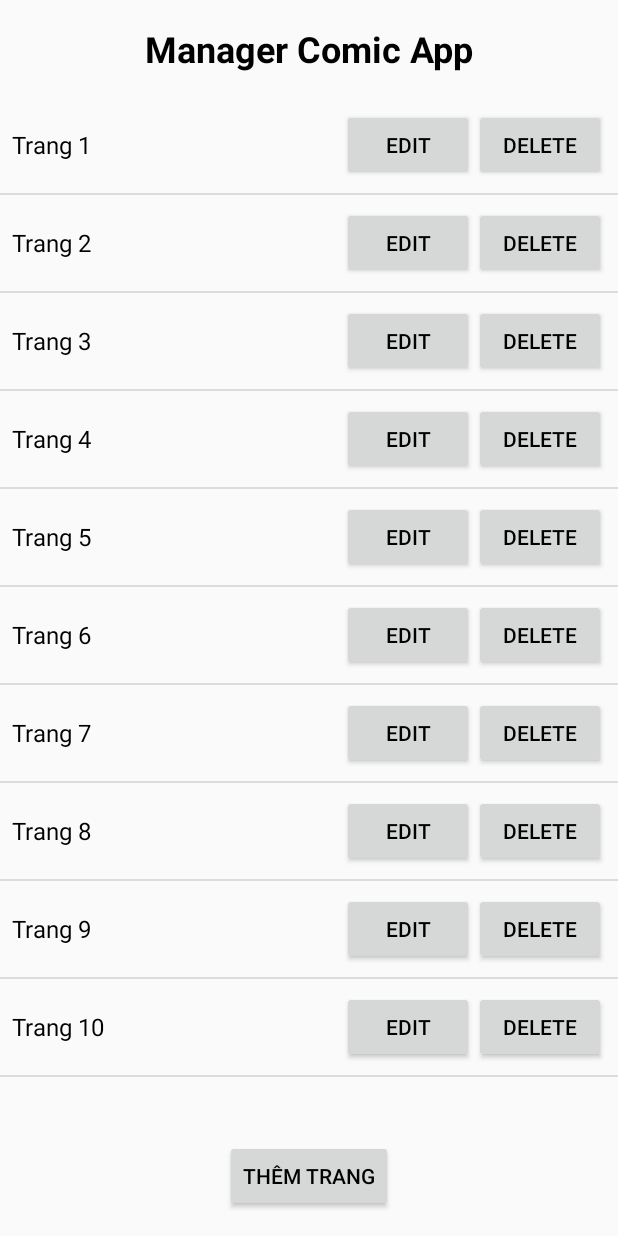
After one commit to chinhtran07/comic-app, an Android app: the AdminActivity screen opened directly, with no data from a screen before it, on a phone screen of 412 x 824 dp. The commit adds this screen. Run offline under Robolectric (Android 15) with nearby library versions, the phone set to English and light mode, and no system bars.

Commit message:
Create admin page

```diff
--- a/app/src/main/AndroidManifest.xml
+++ b/app/src/main/AndroidManifest.xml
@@ -43,6 +43,9 @@
             android:name=".UserProfileActivity"
             android:exported="true" />
         <activity
+            android:name=".AdminActivity"
+            android:exported="true" />
+        <activity
             android:name=".MainActivity"
             android:exported="true">
 
--- /dev/null
+++ b/app/src/main/java/com/main/comicapp/AdminActivity.java
@@ -0,0 +1,84 @@
+package com.main.comicapp;
+import android.os.Bundle;
+import android.view.View;
+import android.widget.AdapterView;
+import android.widget.ArrayAdapter;
+import android.widget.Button;
+import android.widget.ListView;
+import android.widget.Toast;
+
+import androidx.appcompat.app.AppCompatActivity;
+
+import java.util.ArrayList;
+
+public class AdminActivity extends AppCompatActivity {
+
+    private ListView pageListView;
+    private Button addPageButton;
+    private ArrayList<String> pages;
+    private ArrayAdapter<String> adapter;
+
+    @Override
+    protected void onCreate(Bundle savedInstanceState) {
+        super.onCreate(savedInstanceState);
+        setContentView(R.layout.activity_admin_home);
+
+        pageListView = findViewById(R.id.pageListView);
+        addPageButton = findViewById(R.id.addPageButton);
+
+        // Giả lập danh sách các trang
+        pages = new ArrayList<>();
+        for (int i = 1; i <= 10; i++) {
+            pages.add("Trang " + i);
+        }
+
+        // Sử dụng custom adapter
+        adapter = new ArrayAdapter<>(this, R.layout.activity_admin_list_page, R.id.pageTitleTextView, pages);
+        pageListView.setAdapter(adapter);
+
+        addPageButton.setOnClickListener(new View.OnClickListener() {
+            @Override
+            public void onClick(View v) {
+                // Xử lý sự kiện thêm trang
+                pages.add("Trang " + (pages.size() + 1));
+                adapter.notifyDataSetChanged();
+                Toast.makeText(AdminActivity.this, "Thêm trang mới", Toast.LENGTH_SHORT).show();
+            }
+        });
+
+        pageListView.setOnItemClickListener(new AdapterView.OnItemClickListener() {
+            @Override
+            public void onItemClick(AdapterView<?> parent, View view, int position, long id) {
+                // Xử lý sự kiện click vào một trang trong danh sách
+                Toast.makeText(AdminActivity.this, "Click vào " + pages.get(position), Toast.LENGTH_SHORT).show();
+            }
+        });
+
+        // Xử lý các nút trong list_item_page.xml
+        pageListView.setOnItemClickListener(new AdapterView.OnItemClickListener() {
+            @Override
+            public void onItemClick(AdapterView<?> parent, View view, int position, long id) {
+                Button editButton = view.findViewById(R.id.editButton);
+                Button deleteButton = view.findViewById(R.id.deleteButton);
+
+                editButton.setOnClickListener(new View.OnClickListener() {
+                    @Override
+                    public void onClick(View v) {
+                        // Xử lý sự kiện sửa trang
+                        Toast.makeText(AdminActivity.this, "Sửa " + pages.get(position), Toast.LENGTH_SHORT).show();
+                    }
+                });
+
+                deleteButton.setOnClickListener(new View.OnClickListener() {
+                    @Override
+                    public void onClick(View v) {
+                        // Xử lý sự kiện xóa trang
+                        pages.remove(position);
+                        adapter.notifyDataSetChanged();
+                        Toast.makeText(AdminActivity.this, "Xóa trang", Toast.LENGTH_SHORT).show();
+                    }
+                });
+            }
+        });
+    }
+}
--- a/app/src/main/java/com/main/comicapp/HomeActivity.java
+++ b/app/src/main/java/com/main/comicapp/HomeActivity.java
@@ -14,7 +14,7 @@ import com.main.comicapp.models.Title;
 import com.google.firebase.firestore.FirebaseFirestoreException;
 import com.google.firebase.firestore.Query;
 import com.google.firebase.firestore.QuerySnapshot;
-import com.main.comicapp.adapters.AllComicsAdapter;
+import com.main.comicapp.adapters.AllTitlesAdapter;
 import com.main.comicapp.utils.FirebaseUtils;
 
 import java.util.ArrayList;
--- /dev/null
+++ b/app/src/main/res/layout/activity_admin_home.xml
@@ -0,0 +1,44 @@
+<?xml version="1.0" encoding="utf-8"?>
+<androidx.constraintlayout.widget.ConstraintLayout xmlns:android="http://schemas.android.com/apk/res/android"
+    xmlns:app="http://schemas.android.com/apk/res-auto"
+    xmlns:tools="http://schemas.android.com/tools"
+    android:layout_width="match_parent"
+    android:layout_height="match_parent"
+    tools:context=".AdminActivity">
+
+    <TextView
+        android:id="@+id/labelTextView"
+        android:layout_width="wrap_content"
+        android:layout_height="wrap_content"
+        android:text="Manager Comic App"
+        android:textSize="24sp"
+        android:textStyle="bold"
+        app:layout_constraintTop_toTopOf="parent"
+        app:layout_constraintStart_toStartOf="parent"
+        app:layout_constraintEnd_toEndOf="parent"
+        android:layout_marginTop="16dp"
+        android:layout_marginBottom="16dp"
+        android:gravity="center"/>
+
+    <ListView
+        android:id="@+id/pageListView"
+        android:layout_width="0dp"
+        android:layout_height="0dp"
+        android:layout_marginTop="16dp"
+        android:layout_marginBottom="16dp"
+        app:layout_constraintTop_toBottomOf="@id/labelTextView"
+        app:layout_constraintBottom_toTopOf="@+id/addPageButton"
+        app:layout_constraintStart_toStartOf="parent"
+        app:layout_constraintEnd_toEndOf="parent"/>
+
+    <Button
+        android:id="@+id/addPageButton"
+        android:layout_width="wrap_content"
+        android:layout_height="wrap_content"
+        android:text="Thêm Trang"
+        app:layout_constraintBottom_toBottomOf="parent"
+        app:layout_constraintEnd_toEndOf="parent"
+        app:layout_constraintStart_toStartOf="parent"
+        android:layout_margin="16dp"/>
+
+</androidx.constraintlayout.widget.ConstraintLayout>
--- /dev/null
+++ b/app/src/main/res/layout/activity_admin_list_page.xml
@@ -0,0 +1,28 @@
+<?xml version="1.0" encoding="utf-8"?>
+<LinearLayout xmlns:android="http://schemas.android.com/apk/res/android"
+    android:orientation="horizontal"
+    android:layout_width="match_parent"
+    android:layout_height="wrap_content"
+    android:padding="8dp"
+    android:gravity="center_vertical">
+
+    <TextView
+        android:id="@+id/pageTitleTextView"
+        android:layout_width="0dp"
+        android:layout_height="wrap_content"
+        android:layout_weight="1"
+        android:text="Page Title"
+        android:textSize="16sp"/>
+
+    <Button
+        android:id="@+id/editButton"
+        android:layout_width="wrap_content"
+        android:layout_height="wrap_content"
+        android:text="Edit"/>
+
+    <Button
+        android:id="@+id/deleteButton"
+        android:layout_width="wrap_content"
+        android:layout_height="wrap_content"
+        android:text="Delete"/>
+</LinearLayout>
```
